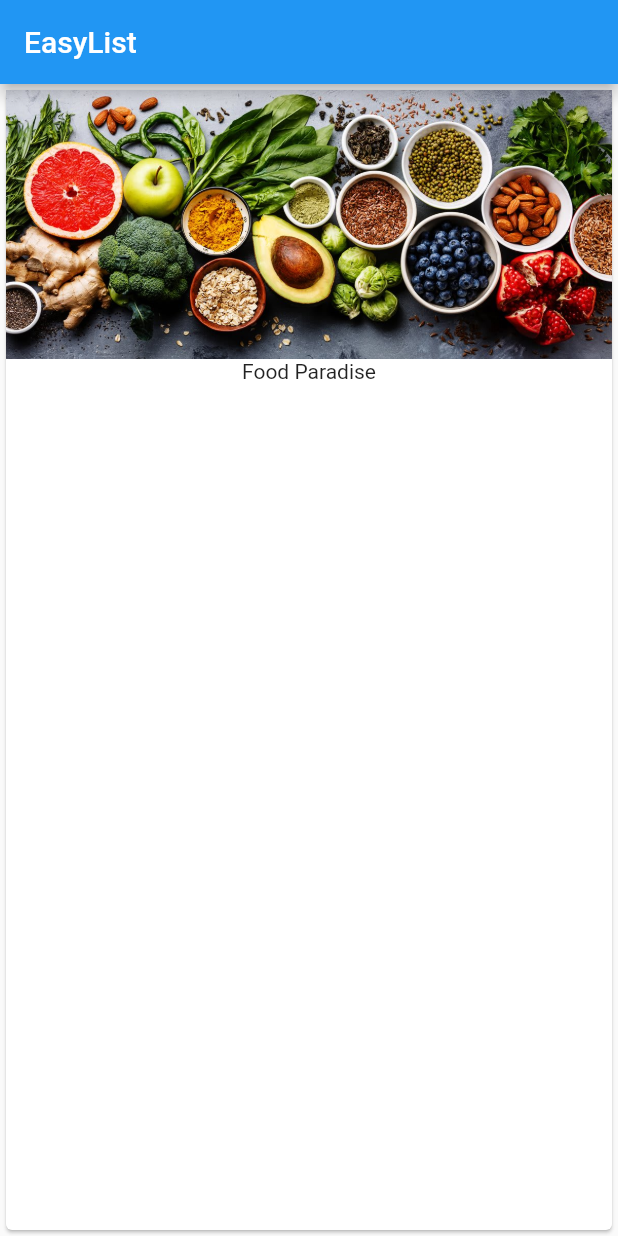
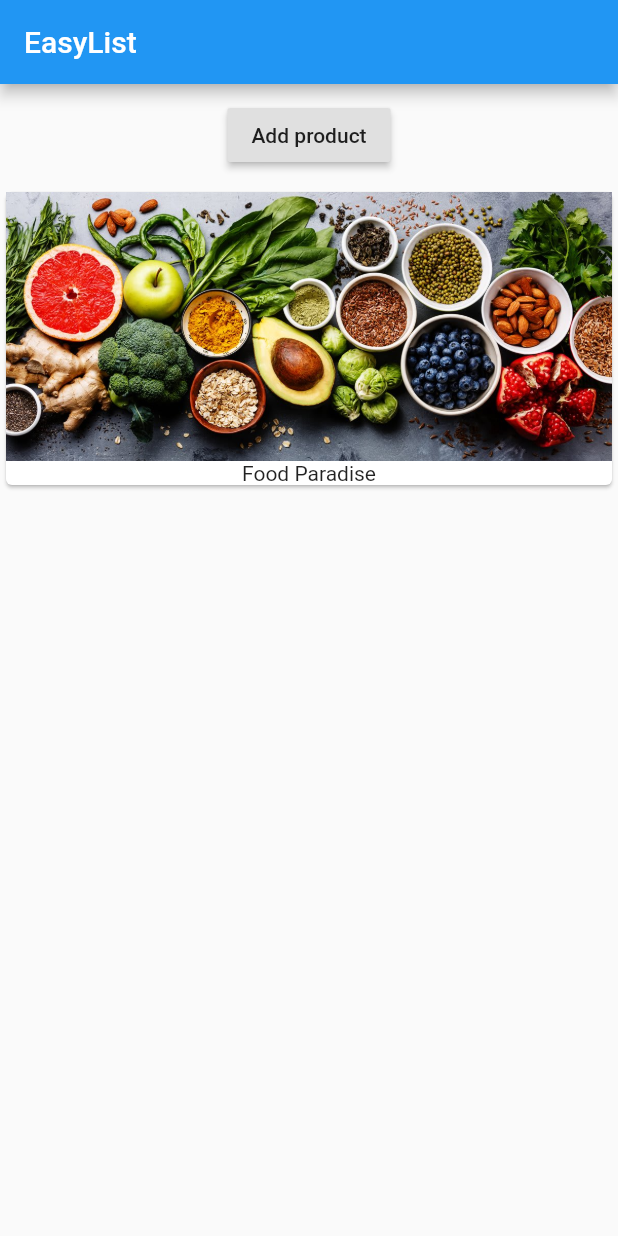
Before and after one commit to pankajan05/flutter, a Flutter app: the screen it shows after launch, on a phone screen of 412 x 824 dp. Run offline on Flutter 3.47's test engine with Material 2 defaults, Android fonts, the phone set to English and light mode, and no system bars.

Commit message:
add button and card format

```diff
--- a/firstapp/lib/main.dart
+++ b/firstapp/lib/main.dart
@@ -12,11 +12,25 @@ class MyApp extends StatelessWidget {
           appBar: AppBar(
             title: Text('EasyList'),
           ),
-        body: Card(child: Column(children: <Widget>[
+          body: Column(
+            children: [
+              Container(
+                margin: EdgeInsets.all(10.0),
+                child:  RaisedButton(
+                onPressed: () {},
+                child: Text('Add product'),
+              ),),
+
+              Card(
+                child: Column(
+                  children: <Widget>[
                     Image.asset('assets/food.jpg'),
                     Text('Food Paradise')
-        ],)),
+                  ],
                 ),
+              ),
+            ],
+          )),
     );
   }
 }
```
Lines whose indentation alone changed are shown as unchanged.
